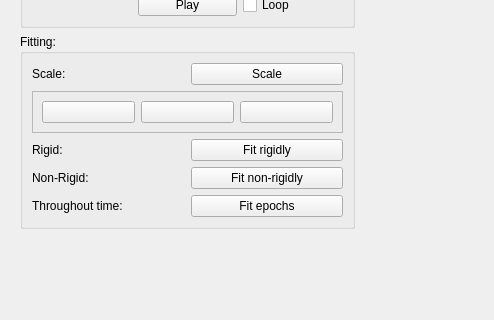
mapclient-plugins/mapclientplugins.parametricfittingstep, file mapclientplugins/parametricfittingstep/qt/parametricfittingwidget.ui: the form before one commit; both pictures show x 0 to 494 and y 142 to 462 of the 1093 by 872 pixel window.
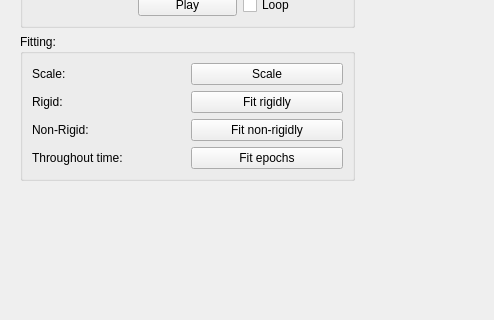
The form after the commit. Icons and pictures are not drawn. Custom widgets are drawn as their Qt base class.

Commit message: Remove manual orientation of scaffold controls.

Patch:
```diff
--- a/mapclientplugins/parametricfittingstep/qt/parametricfittingwidget.ui
+++ b/mapclientplugins/parametricfittingstep/qt/parametricfittingwidget.ui
@@ -132,7 +132,7 @@
           <string>Fitting:</string>
          </property>
          <layout class="QGridLayout" name="gridLayout_3">
-          <item row="3" column="0">
+          <item row="2" column="0">
            <widget class="QLabel" name="fittingRigid_label">
             <property name="text">
              <string>Rigid:</string>
@@ -146,7 +146,7 @@
             </property>
            </widget>
           </item>
-          <item row="3" column="1">
+          <item row="2" column="1">
            <widget class="QPushButton" name="fittingFitRigidly_pushButton">
             <property name="text">
              <string>Fit rigidly</string>
@@ -160,73 +160,28 @@
             </property>
            </widget>
           </item>
-          <item row="2" column="0" colspan="2">
-           <widget class="QFrame" name="frame_2">
-            <property name="frameShape">
-             <enum>QFrame::StyledPanel</enum>
-            </property>
-            <property name="frameShadow">
-             <enum>QFrame::Raised</enum>
-            </property>
-            <layout class="QGridLayout" name="gridLayout_2">
-             <item row="0" column="4">
-              <widget class="QPushButton" name="fittingZAxis_pushButton">
-               <property name="text">
-                <string/>
-               </property>
-               <property name="icon">
-                <iconset resource="resources.qrc">
-                 <normaloff>:/parametricfitting/images/axis_roation_z_axis_icon.png</normaloff>:/parametricfitting/images/axis_roation_z_axis_icon.png</iconset>
-               </property>
-              </widget>
-             </item>
-             <item row="0" column="2">
-              <widget class="QPushButton" name="fittingXAxis_pushButton">
-               <property name="text">
-                <string/>
-               </property>
-               <property name="icon">
-                <iconset resource="resources.qrc">
-                 <normaloff>:/parametricfitting/images/axis_roation_x_axis_icon.png</normaloff>:/parametricfitting/images/axis_roation_x_axis_icon.png</iconset>
-               </property>
-              </widget>
-             </item>
-             <item row="0" column="3">
-              <widget class="QPushButton" name="fittingYAxis_pushButton">
-               <property name="text">
-                <string/>
-               </property>
-               <property name="icon">
-                <iconset resource="resources.qrc">
-                 <normaloff>:/parametricfitting/images/axis_roation_y_axis_icon.png</normaloff>:/parametricfitting/images/axis_roation_y_axis_icon.png</iconset>
-               </property>
-              </widget>
-             </item>
-            </layout>
-           </widget>
-          </item>
-          <item row="4" column="0">
-           <widget class="QLabel" name="fittingNonRigid_label">
-            <property name="text">
-             <string>Non-Rigid:</string>
-            </property>
-           </widget>
-          </item>
-          <item row="6" column="0">
+          <item row="5" column="0">
            <widget class="QLabel" name="fittingFitEpochs_label">
             <property name="text">
              <string>Throughout time:</string>
             </property>
            </widget>
           </item>
-          <item row="4" column="1">
+          <item row="3" column="1">
            <widget class="QPushButton" name="fittingFitNonRigidly_pushButton">
             <property name="text">
              <string>Fit non-rigidly</string>
             </property>
            </widget>
           </item>
-          <item row="6" column="1">
+          <item row="3" column="0">
+           <widget class="QLabel" name="fittingNonRigid_label">
+            <property name="text">
+             <string>Non-Rigid:</string>
+            </property>
+           </widget>
+          </item>
+          <item row="5" column="1">
            <widget class="QPushButton" name="fittingFitEpochs_pushButton">
             <property name="text">
              <string>Fit epochs</string>
```
The commit also changes 2 other files.
